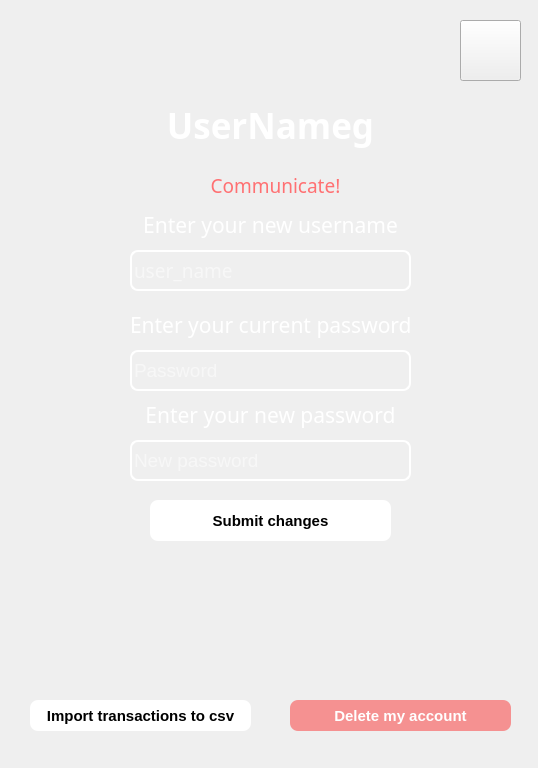
Before: the Qt Designer form ui/UserSettingsPage.ui in vburmus/budget-calculator, drawn with Qt 5.
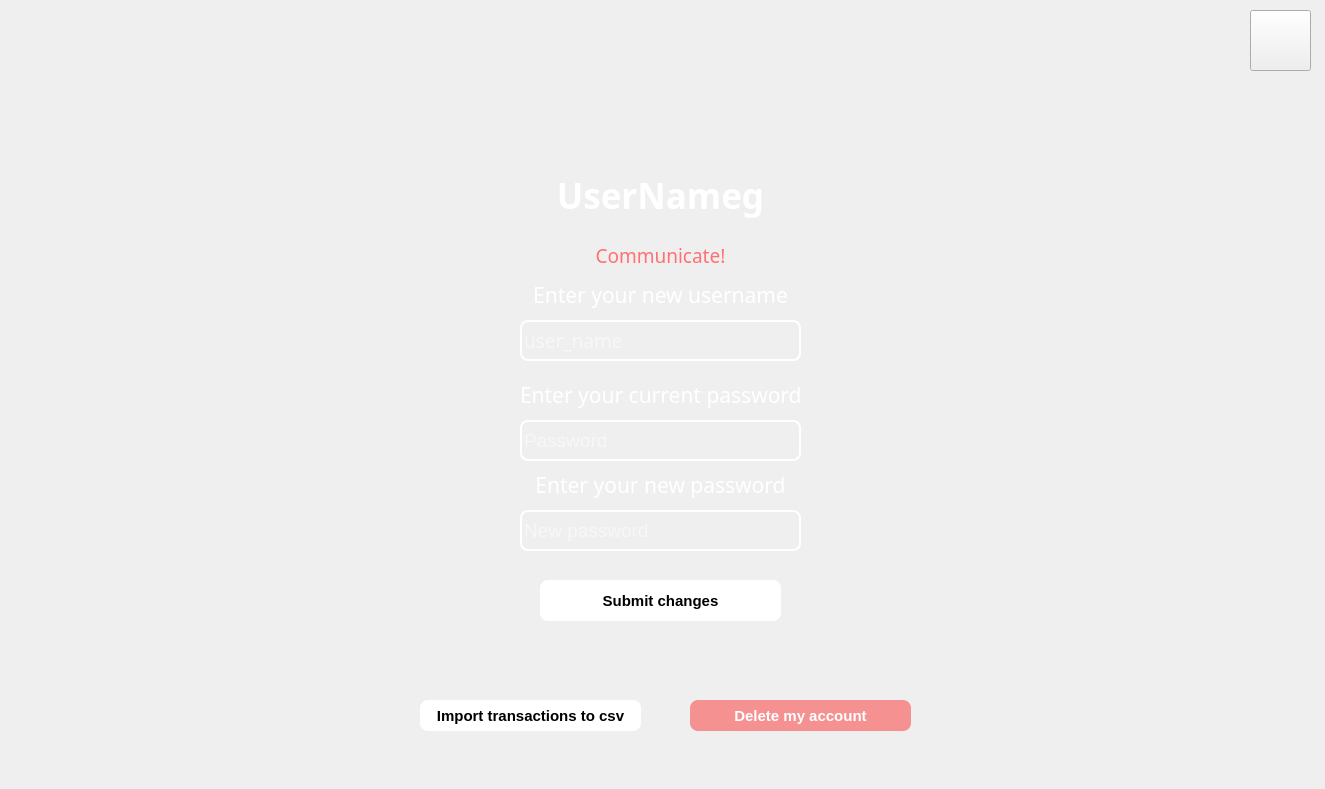
After: the same form once the commit is applied. Icons and pictures are not drawn.

Commit message: fix(budget_calculator) resized pages size

Patch:
```diff
--- a/ui/UserSettingsPage.ui
+++ b/ui/UserSettingsPage.ui
@@ -6,8 +6,8 @@
    <rect>
     <x>0</x>
     <y>0</y>
-    <width>538</width>
-    <height>768</height>
+    <width>1325</width>
+    <height>789</height>
    </rect>
   </property>
   <property name="windowTitle">
@@ -21,7 +21,7 @@
     <rect>
      <x>-30</x>
      <y>-30</y>
-     <width>581</width>
+     <width>1371</width>
      <height>821</height>
     </rect>
    </property>
@@ -51,8 +51,8 @@
   <widget class="QPushButton" name="exitButton">
    <property name="geometry">
     <rect>
-     <x>460</x>
-     <y>20</y>
+     <x>1250</x>
+     <y>10</y>
      <width>61</width>
      <height>61</height>
     </rect>
@@ -92,8 +92,8 @@
   <widget class="QLabel" name="userName">
    <property name="geometry">
     <rect>
-     <x>90</x>
-     <y>100</y>
+     <x>480</x>
+     <y>170</y>
      <width>361</width>
      <height>51</height>
     </rect>
@@ -119,8 +119,8 @@
   <widget class="QLabel" name="enterUsernameLabel">
    <property name="geometry">
     <rect>
-     <x>140</x>
-     <y>200</y>
+     <x>530</x>
+     <y>270</y>
      <width>261</width>
      <height>51</height>
     </rect>
@@ -143,8 +143,8 @@
   <widget class="QLineEdit" name="userNameTextEdit">
    <property name="geometry">
     <rect>
-     <x>130</x>
-     <y>250</y>
+     <x>520</x>
+     <y>320</y>
      <width>281</width>
      <height>41</height>
     </rect>
@@ -182,8 +182,8 @@
   <widget class="QLabel" name="enterCurrentPasswordLabel">
    <property name="geometry">
     <rect>
-     <x>130</x>
-     <y>300</y>
+     <x>520</x>
+     <y>370</y>
      <width>281</width>
      <height>51</height>
     </rect>
@@ -206,8 +206,8 @@
   <widget class="QLineEdit" name="passwordText">
    <property name="geometry">
     <rect>
-     <x>130</x>
-     <y>350</y>
+     <x>520</x>
+     <y>420</y>
      <width>281</width>
      <height>41</height>
     </rect>
@@ -251,8 +251,8 @@
   <widget class="QLabel" name="enterNewPasswordLabel">
    <property name="geometry">
     <rect>
-     <x>140</x>
-     <y>390</y>
+     <x>530</x>
+     <y>460</y>
      <width>261</width>
      <height>51</height>
     </rect>
@@ -275,8 +275,8 @@
   <widget class="QLineEdit" name="newPasswordText">
    <property name="geometry">
     <rect>
-     <x>130</x>
-     <y>440</y>
+     <x>520</x>
+     <y>510</y>
      <width>281</width>
      <height>41</height>
     </rect>
@@ -320,8 +320,8 @@
   <widget class="QPushButton" name="submitButton">
    <property name="geometry">
     <rect>
-     <x>150</x>
-     <y>500</y>
+     <x>540</x>
+     <y>580</y>
      <width>241</width>
      <height>41</height>
     </rect>
@@ -359,9 +359,9 @@
   <widget class="QLabel" name="communicateTextLabel">
    <property name="geometry">
     <rect>
-     <x>110</x>
-     <y>170</y>
-     <width>331</width>
+     <x>490</x>
+     <y>240</y>
+     <width>341</width>
      <height>31</height>
     </rect>
    </property>
@@ -384,7 +384,7 @@
   <widget class="QPushButton" name="deleteAccountButton">
    <property name="geometry">
     <rect>
-     <x>290</x>
+     <x>690</x>
      <y>700</y>
      <width>221</width>
      <height>31</height>
@@ -423,7 +423,7 @@
   <widget class="QPushButton" name="importToCsvButton">
    <property name="geometry">
     <rect>
-     <x>30</x>
+     <x>420</x>
      <y>700</y>
      <width>221</width>
      <height>31</height>
```
The commit also changes 9 other files.
